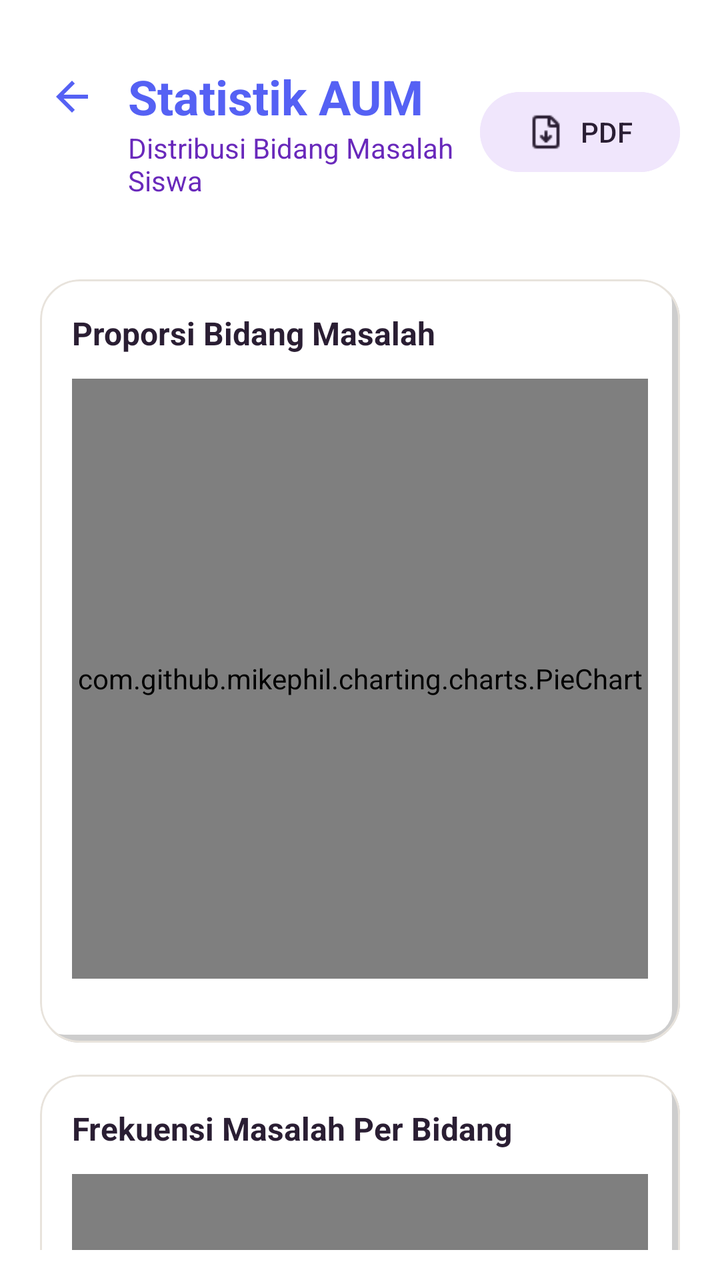
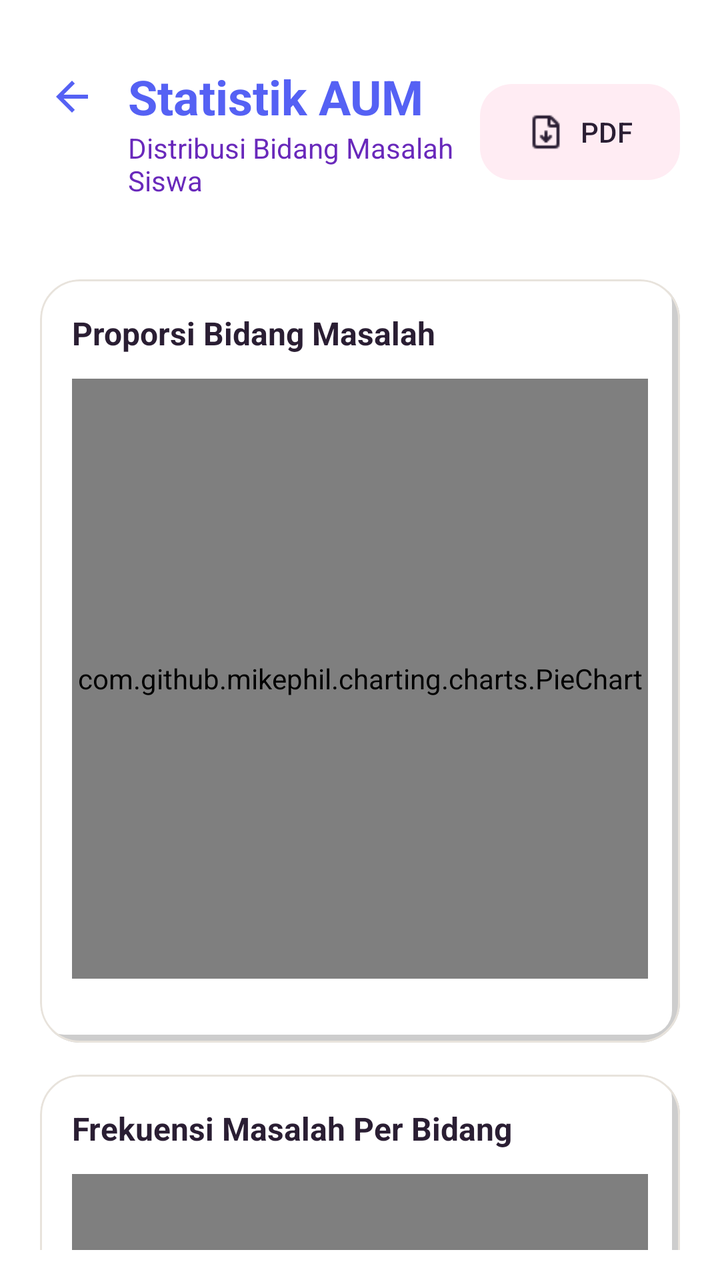

Two renders of the same Android screen: before a commit and after it. Below are the layout's source before the change and the commit's diff.
<!-- AndroidManifest.xml: application theme Theme.BkNova -->
<!-- res/layout/fragment_statistik_aum.xml -->
<?xml version="1.0" encoding="utf-8"?>
<androidx.constraintlayout.widget.ConstraintLayout xmlns:android="http://schemas.android.com/apk/res/android"
    xmlns:app="http://schemas.android.com/apk/res-auto"
    xmlns:tools="http://schemas.android.com/tools"
    android:layout_width="match_parent"
    android:layout_height="match_parent"
    android:background="@color/white"
    tools:context=".fragment.StatistikAumFragment">

    <androidx.constraintlayout.widget.ConstraintLayout
        android:id="@+id/header_layout"
        android:layout_width="match_parent"
        android:layout_height="wrap_content"
        android:padding="20dp"
        android:layout_marginTop="12dp"
        app:layout_constraintTop_toTopOf="parent">

        <ImageView
            android:id="@+id/btn_back"
            android:layout_width="32dp"
            android:layout_height="32dp"
            android:padding="4dp"
            android:src="@drawable/ic_arrow_back"
            app:tint="@color/brand_primary"
            android:clickable="true"
            android:focusable="true"
            android:background="?attr/selectableItemBackgroundBorderless"
            app:layout_constraintStart_toStartOf="parent"
            app:layout_constraintTop_toTopOf="@+id/tv_title_statistik"
            app:layout_constraintBottom_toBottomOf="@+id/tv_title_statistik" />

        <TextView
            android:id="@+id/tv_title_statistik"
            android:layout_width="0dp"
            android:layout_height="wrap_content"
            android:layout_marginStart="12dp"
            android:text="Statistik AUM"
            android:textColor="@color/brand_primary"
            android:textSize="24sp"
            android:textStyle="bold"
            app:layout_constraintEnd_toStartOf="@+id/btn_action_header"
            app:layout_constraintStart_toEndOf="@id/btn_back"
            app:layout_constraintTop_toTopOf="parent" />

        <TextView
            android:id="@+id/tv_subtitle_statistik"
            android:layout_width="0dp"
            android:layout_height="wrap_content"
            android:text="Distribusi Bidang Masalah Siswa"
            android:textColor="@color/brand_dark"
            android:textSize="14sp"
            app:layout_constraintEnd_toStartOf="@+id/btn_action_header"
            app:layout_constraintStart_toStartOf="@id/tv_title_statistik"
            app:layout_constraintTop_toBottomOf="@id/tv_title_statistik" />

        <com.google.android.material.button.MaterialButton
            android:id="@+id/btn_action_header"
            style="@style/Widget.Material3.Button.TonalButton"
            android:layout_width="wrap_content"
            android:layout_height="wrap_content"
            android:text="PDF"
            android:backgroundTint="@color/brand_soft"
            app:icon="@drawable/ekpor"
            app:iconPadding="8dp"
            app:iconTint="@color/text_color_primary"
            android:textColor="@color/text_color_primary"
            app:layout_constraintBottom_toBottomOf="parent"
            app:layout_constraintEnd_toEndOf="parent"
            app:layout_constraintTop_toTopOf="parent" />

    </androidx.constraintlayout.widget.ConstraintLayout>
    <androidx.core.widget.NestedScrollView
        android:id="@+id/nsv_content"
        android:layout_width="match_parent"
        android:layout_height="0dp"
        android:paddingBottom="15dp"
        app:layout_constraintBottom_toBottomOf="parent"
        app:layout_constraintTop_toBottomOf="@id/header_layout">

        <LinearLayout
            android:layout_width="match_parent"
            android:layout_height="wrap_content"
            android:orientation="vertical"
            android:paddingBottom="24dp">


            
            <com.google.android.material.card.MaterialCardView
                android:layout_width="match_parent"
                android:layout_height="wrap_content"
                android:layout_marginHorizontal="20dp"
                android:layout_marginTop="20dp"
                app:cardCornerRadius="20dp"
                app:cardElevation="0dp"
                app:strokeColor="@color/divider_color"
                app:strokeWidth="1dp">

                <LinearLayout
                    android:layout_width="match_parent"
                    android:layout_height="wrap_content"
                    android:orientation="vertical"
                    android:background="@drawable/bg_grid_shadow"
                    android:padding="16dp">

                    <TextView
                        android:layout_width="wrap_content"
                        android:layout_height="wrap_content"
                        android:text="Proporsi Bidang Masalah"
                        android:textColor="@color/text_color_primary"
                        android:textSize="16sp"
                        android:textStyle="bold" />

                    <com.github.mikephil.charting.charts.PieChart
                        android:id="@+id/donut_chart"
                        android:layout_width="match_parent"
                        android:layout_height="300dp"
                        android:layout_marginTop="12dp" />

                    
                    <HorizontalScrollView
                        android:layout_width="match_parent"
                        android:layout_height="wrap_content"
                        android:layout_marginTop="8dp"
                        android:scrollbars="none">

                        <LinearLayout
                            android:id="@+id/legend_container"
                            android:layout_width="wrap_content"
                            android:layout_height="wrap_content"
                            android:orientation="horizontal"
                            android:paddingVertical="4dp" />
                    </HorizontalScrollView>
                </LinearLayout>
            </com.google.android.material.card.MaterialCardView>

            
            <com.google.android.material.card.MaterialCardView
                android:layout_width="match_parent"
                android:layout_height="wrap_content"
                android:layout_marginHorizontal="20dp"
                android:layout_marginTop="16dp"
                app:cardCornerRadius="20dp"
                app:cardElevation="0dp"
                app:strokeColor="@color/divider_color"
                app:strokeWidth="1dp">

                <LinearLayout
                    android:layout_width="match_parent"
                    android:layout_height="wrap_content"
                    android:orientation="vertical"
                    android:background="@drawable/bg_grid_shadow"
                    android:padding="16dp">

                    <TextView
                        android:layout_width="wrap_content"
                        android:layout_height="wrap_content"
                        android:text="Frekuensi Masalah Per Bidang"
                        android:textColor="@color/text_color_primary"
                        android:textSize="16sp"
                        android:textStyle="bold" />

                    <com.github.mikephil.charting.charts.BarChart
                        android:id="@+id/bar_chart"
                        android:layout_width="match_parent"
                        android:layout_height="300dp"
                        android:layout_marginTop="12dp" />



                </LinearLayout>

            </com.google.android.material.card.MaterialCardView>

            
            <com.google.android.material.card.MaterialCardView
                android:layout_width="match_parent"
                android:layout_height="wrap_content"
                android:layout_marginHorizontal="20dp"
                android:layout_marginTop="16dp"
                app:cardCornerRadius="20dp"
                app:cardElevation="0dp"
                app:strokeColor="@color/divider_color"
                app:strokeWidth="1dp">

                <LinearLayout
                    android:layout_width="match_parent"
                    android:layout_height="wrap_content"
                    android:orientation="vertical"
                    android:background="@drawable/bg_grid_shadow"
                    android:padding="16dp">

                    <TextView
                        android:layout_width="wrap_content"
                        android:layout_height="wrap_content"
                        android:text="Tren Masalah Siswa"
                        android:textColor="@color/text_color_primary"
                        android:textSize="16sp"
                        android:textStyle="bold" />

                    <com.github.mikephil.charting.charts.LineChart
                        android:id="@+id/line_chart"
                        android:layout_width="match_parent"
                        android:layout_height="300dp"
                        android:layout_marginTop="12dp" />
                </LinearLayout>
            </com.google.android.material.card.MaterialCardView>

            
            <com.google.android.material.card.MaterialCardView
                android:layout_width="match_parent"
                android:layout_height="wrap_content"
                android:layout_marginHorizontal="20dp"
                android:layout_marginTop="16dp"
                app:cardCornerRadius="20dp"
                app:cardElevation="0dp"
                app:strokeColor="@color/divider_color"
                app:strokeWidth="1dp">

                <LinearLayout
                    android:layout_width="match_parent"
                    android:layout_height="wrap_content"
                    android:orientation="vertical"
                    android:background="@drawable/bg_grid_shadow"
                    android:padding="16dp">

                    <TextView
                        android:layout_width="wrap_content"
                        android:layout_height="wrap_content"
                        android:layout_marginBottom="12dp"
                        android:text="Detail Frekuensi Masalah"
                        android:textColor="@color/text_color_primary"
                        android:textSize="16sp"
                        android:textStyle="bold" />

                    <TableLayout
                        android:id="@+id/table_data_aum"
                        android:layout_width="match_parent"
                        android:layout_height="wrap_content"
                        android:stretchColumns="1">

                        
                        <TableRow
                            android:background="@color/brand_soft"
                            android:padding="8dp">
                            <TextView
                                android:layout_width="wrap_content"
                                android:layout_height="wrap_content"
                                android:text="Kode"
                                android:textStyle="bold"
                                android:paddingEnd="8dp" />
                            <TextView
                                android:layout_width="wrap_content"
                                android:layout_height="wrap_content"
                                android:text="Nama Bidang"
                                android:textStyle="bold" />
                            <TextView
                                android:layout_width="wrap_content"
                                android:layout_height="wrap_content"
                                android:text="Jumlah"
                                android:textStyle="bold"
                                android:gravity="end" />
                        </TableRow>

                        
                    </TableLayout>
                </LinearLayout>
            </com.google.android.material.card.MaterialCardView>

            
            <androidx.recyclerview.widget.RecyclerView
                android:id="@+id/rv_summary_stats"
                android:layout_width="match_parent"
                android:layout_height="wrap_content"
                android:layout_marginTop="24dp"
                android:clipToPadding="false"
                android:paddingHorizontal="14dp"
                app:layoutManager="androidx.recyclerview.widget.GridLayoutManager"
                app:spanCount="2"
                tools:listitem="@layout/item_aum_statistik" />
        </LinearLayout>
    </androidx.core.widget.NestedScrollView>

</androidx.constraintlayout.widget.ConstraintLayout>
<!-- res/layout/item_aum_statistik.xml (included above) -->
<?xml version="1.0" encoding="utf-8"?>
<com.google.android.material.card.MaterialCardView xmlns:android="http://schemas.android.com/apk/res/android"
    xmlns:app="http://schemas.android.com/apk/res-auto"
    android:layout_width="match_parent"
    android:layout_height="wrap_content"
    android:layout_margin="6dp"
    app:cardCornerRadius="16dp"
    app:cardElevation="0dp"
    app:cardBackgroundColor="@color/white"
    app:strokeColor="@color/divider_color"
    app:strokeWidth="1dp">

    <LinearLayout
        android:layout_width="match_parent"
        android:layout_height="match_parent"
        android:orientation="vertical"
        android:padding="12dp"
        android:gravity="center"
        android:background="@drawable/bg_grid_shadow">

        <TextView
            android:id="@+id/tv_stat_count"
            android:layout_width="wrap_content"
            android:layout_height="wrap_content"
            android:text="0"
            android:textColor="@color/brand_primary"
            android:textSize="24sp"
            android:textStyle="bold" />

        <TextView
            android:id="@+id/tv_stat_label"
            android:layout_width="match_parent"
            android:layout_height="wrap_content"
            android:layout_marginTop="4dp"
            android:text="Bidang"
            android:textColor="@color/text_color_secondary"
            android:textSize="11sp"
            android:textAlignment="center"
            android:maxLines="2"
            android:ellipsize="end"/>
    </LinearLayout>
</com.google.android.material.card.MaterialCardView>
<!-- resources referenced by this layout -->
<resources>
  <color name="brand_dark">#6929BB</color>
  <color name="brand_primary">#5561F4</color>
  <color name="brand_soft">#F0E6FC</color>
  <color name="divider_color">#E8E3DC</color>
  <color name="text_color_primary">#2A1E33</color>
  <color name="text_color_secondary">#6B5E75</color>
  <color name="white">#FFFFFFFF</color>
  <!-- drawable bg_grid_shadow (drawable) -->
  <?xml version="1.0" encoding="utf-8"?>
  <layer-list xmlns:android="http://schemas.android.com/apk/res/android">
  
      
      <item
          android:left="4dp"
  
          android:top="4dp">
  
          <shape android:shape="rectangle">
              <solid android:color="#32000000" />
              <corners android:radius="12dp" />
          </shape>
  
      </item>
  
      
      <item
          android:right="4dp"
          android:bottom="4dp">
  
          <shape android:shape="rectangle">
              <solid android:color="#FFFFFF" />
              <corners android:radius="12dp" />
          </shape>
  
      </item>
  
  </layer-list>
  <!-- drawable ic_arrow_back (drawable) -->
  <vector xmlns:android="http://schemas.android.com/apk/res/android"
      android:width="24dp"
      android:height="24dp"
      android:viewportWidth="24"
      android:viewportHeight="24">
      <path
          android:fillColor="#FF000000"
          android:pathData="M20,11H7.83l5.59,-5.59L12,4l-8,8 8,8 1.41,-1.41L7.83,13H20v-2z" />
  </vector>
  <style name="Theme.BkNova" parent="Base.Theme.BkNova" />
  <color name="accent_pink">#FF7FAF</color>
  <color name="accent_pink_soft">#FFECF3</color>
  <color name="accent_peach">#FFC6BF</color>
  <color name="accent_peach_soft">#FFE8E5</color>
  <color name="background_cream">#F8F7F2</color>
  <color name="red_text">#DC2626</color>
  <color name="red_light">#FEE2E2</color>
  <!-- unchanged entries left out for length: 2 -->
</resources>

<!-- the commit's change to res/layout/fragment_statistik_aum.xml (unified diff, before → after) -->
@@ -59,7 +59,7 @@
             android:layout_width="wrap_content"
             android:layout_height="wrap_content"
             android:text="PDF"
-            android:backgroundTint="@color/brand_soft"
+            android:background="@drawable/bg_badge_green"
             app:icon="@drawable/ekpor"
             app:iconPadding="8dp"
             app:iconTint="@color/text_color_primary"
<!-- resource entries referenced after the edit -->
@@ -7,6 +7,12 @@
   <color name="text_color_primary">#2A1E33</color>
   <color name="text_color_secondary">#6B5E75</color>
   <color name="white">#FFFFFFFF</color>
+  <!-- drawable bg_badge_green (drawable) -->
+  <?xml version="1.0" encoding="utf-8"?>
+  <shape xmlns:android="http://schemas.android.com/apk/res/android">
+      <solid android:color="@color/green_light" />
+      <corners android:radius="16dp" />
+  </shape>
   <!-- drawable bg_grid_shadow (drawable) -->
   <?xml version="1.0" encoding="utf-8"?>
   <layer-list xmlns:android="http://schemas.android.com/apk/res/android">
@@ -48,6 +54,7 @@
           android:pathData="M20,11H7.83l5.59,-5.59L12,4l-8,8 8,8 1.41,-1.41L7.83,13H20v-2z" />
   </vector>
   <style name="Theme.BkNova" parent="Base.Theme.BkNova" />
+  <color name="green_light">#D1FAE5</color>
   <color name="accent_pink">#FF7FAF</color>
   <color name="accent_pink_soft">#FFECF3</color>
   <color name="accent_peach">#FFC6BF</color>
